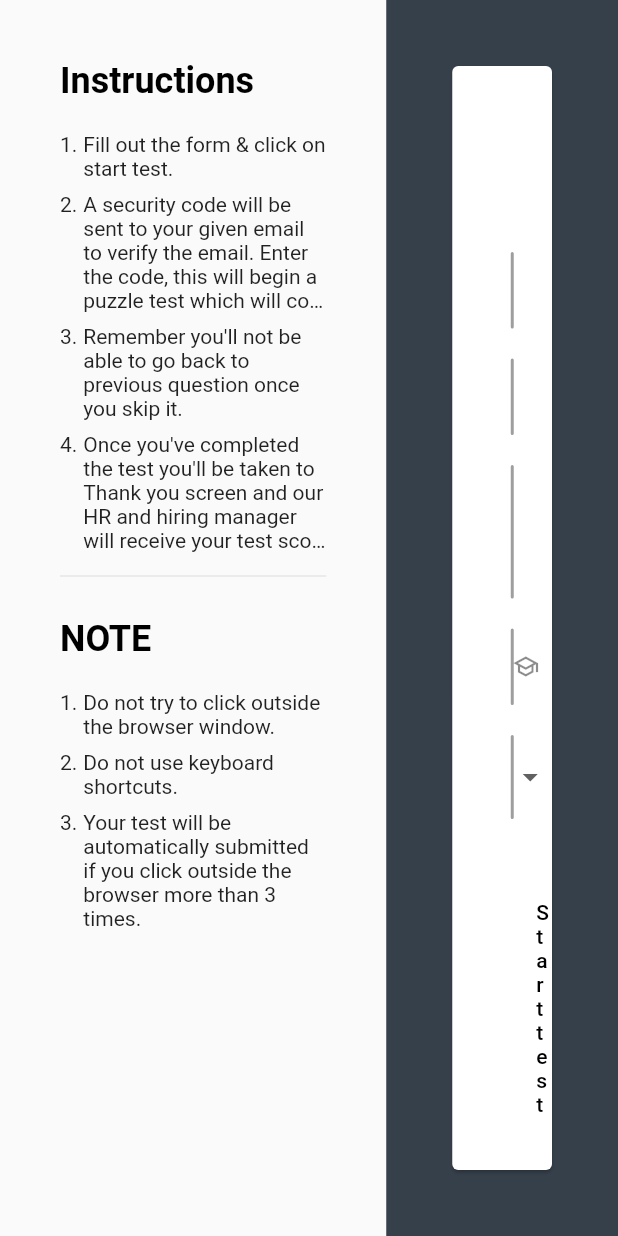
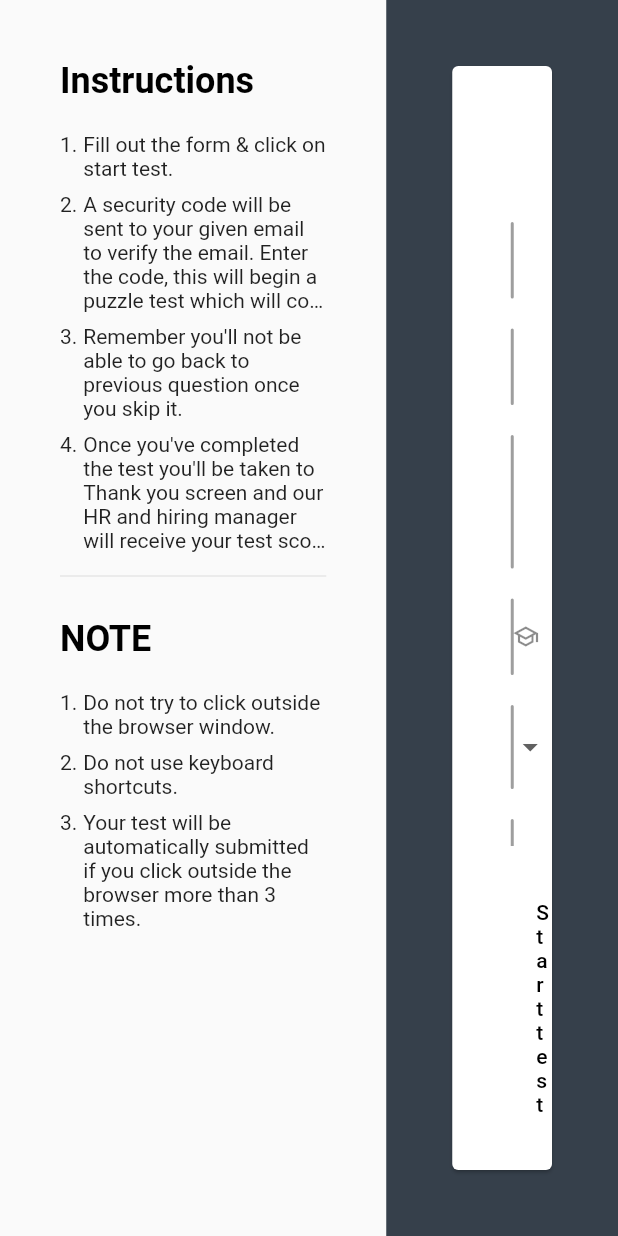
Before and after one commit to foxtrotravi/screening_test, a Flutter app: the screen it shows after launch, on a phone screen of 412 x 824 dp. Run offline on Flutter 3.47's test engine with Material 2 defaults, Android fonts, the phone set to English and light mode, and no system bars; our stand-ins replace feather_icons.

Commit message:
Update form UI

```diff
--- a/lib/ui/home_page.dart
+++ b/lib/ui/home_page.dart
@@ -87,7 +87,10 @@ class _HomePageState extends State<HomePage> {
                       Expanded(
                         child: ListView(
                           shrinkWrap: true,
-                          padding: const EdgeInsets.all(40),
+                          padding: const EdgeInsets.symmetric(
+                            vertical: 20,
+                            horizontal: 40,
+                          ),
                           children: [
                             _buildLoginType(),
                             const SizedBox(height: 40),
@@ -109,10 +112,7 @@ class _HomePageState extends State<HomePage> {
 
   Container _buildSubmit() {
     return Container(
-      padding: const EdgeInsets.symmetric(
-        horizontal: 40,
-        vertical: 20,
-      ),
+      padding: const EdgeInsets.symmetric(horizontal: 40, vertical: 20),
       child: ElevatedButton(
         onPressed: validateAndSubmit,
         child: Container(
```
